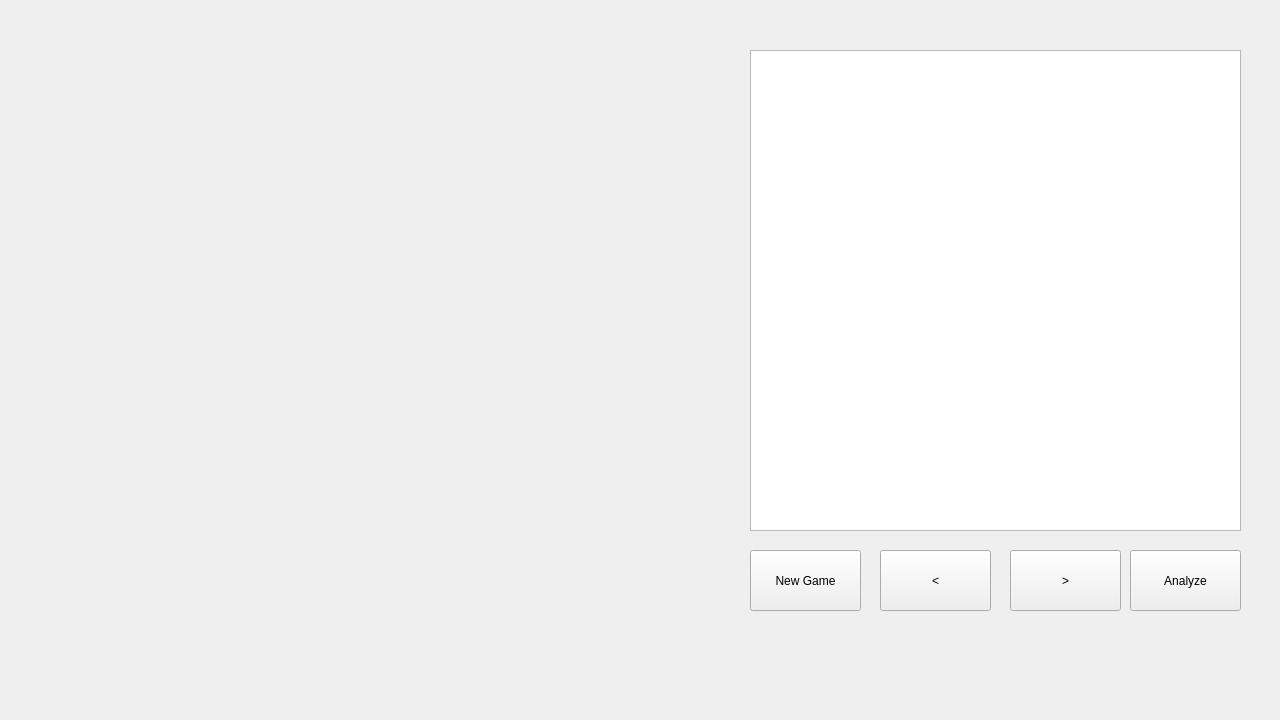
Old version of the form src/resources/ui/GameWindowUi.ui in the repository szymonpoltorak/Chess-Game.
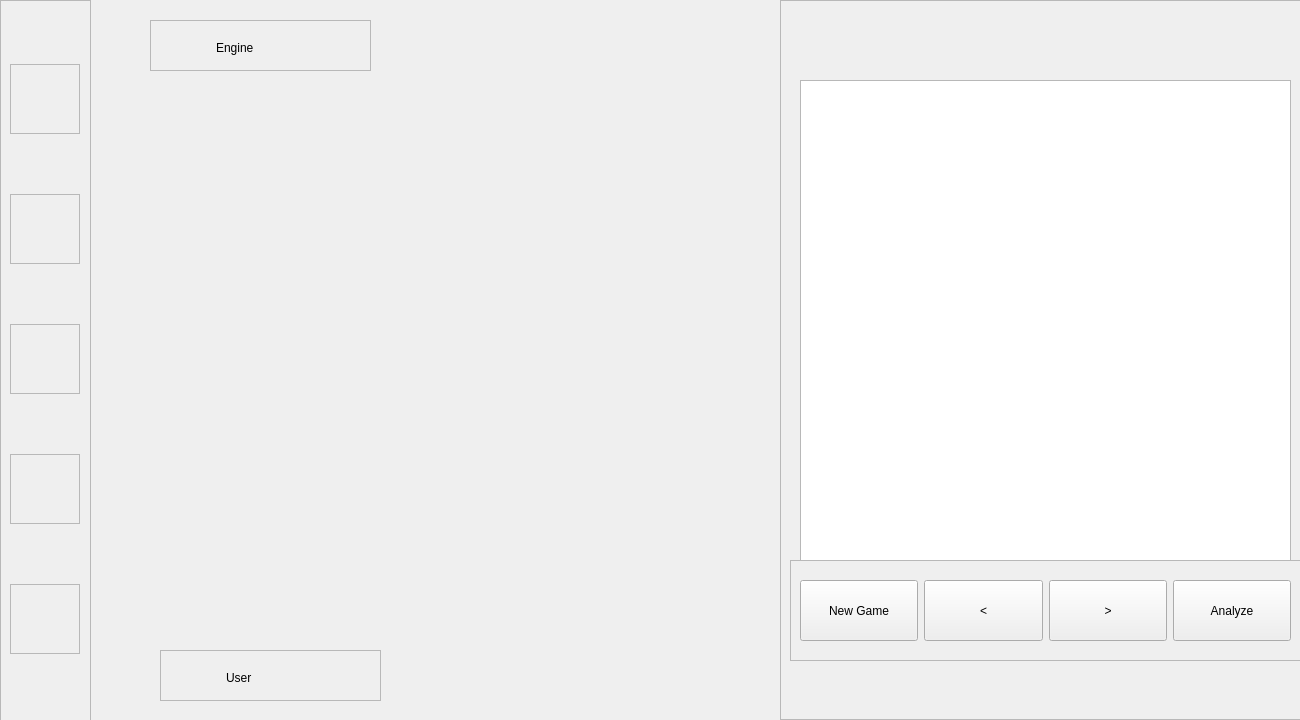
New version of the form. Icons and pictures are not drawn.

Commit message: Basic ui for game scene

The edit to the form file:
```diff
--- a/src/resources/ui/GameWindowUi.ui
+++ b/src/resources/ui/GameWindowUi.ui
@@ -6,7 +6,7 @@
    <rect>
     <x>0</x>
     <y>0</y>
-    <width>1280</width>
+    <width>1300</width>
     <height>720</height>
    </rect>
   </property>
@@ -20,67 +20,439 @@
   <property name="locale">
    <locale language="English" country="UnitedStates"/>
   </property>
-  <widget class="QTableView" name="__pgn_table">
+  <widget class="QFrame" name="__side_bar">
    <property name="geometry">
     <rect>
-     <x>750</x>
-     <y>50</y>
-     <width>491</width>
-     <height>481</height>
+     <x>0</x>
+     <y>0</y>
+     <width>91</width>
+     <height>721</height>
     </rect>
    </property>
-  </widget>
-  <widget class="QPushButton" name="__new_game_button">
-   <property name="geometry">
-    <rect>
-     <x>750</x>
-     <y>550</y>
-     <width>111</width>
-     <height>61</height>
-    </rect>
+   <property name="frameShape">
+    <enum>QFrame::StyledPanel</enum>
    </property>
-   <property name="text">
-    <string>New Game</string>
+   <property name="frameShadow">
+    <enum>QFrame::Raised</enum>
    </property>
+   <layout class="QVBoxLayout" name="vertical_layout">
+    <property name="leftMargin">
+     <number>9</number>
+    </property>
+    <item>
+     <widget class="QFrame" name="__play_frame">
+      <property name="sizePolicy">
+       <sizepolicy hsizetype="Maximum" vsizetype="Maximum">
+        <horstretch>0</horstretch>
+        <verstretch>0</verstretch>
+       </sizepolicy>
+      </property>
+      <property name="minimumSize">
+       <size>
+        <width>70</width>
+        <height>70</height>
+       </size>
+      </property>
+      <property name="maximumSize">
+       <size>
+        <width>70</width>
+        <height>70</height>
+       </size>
+      </property>
+      <property name="frameShape">
+       <enum>QFrame::StyledPanel</enum>
+      </property>
+      <property name="frameShadow">
+       <enum>QFrame::Raised</enum>
+      </property>
+      <layout class="QHBoxLayout" name="horizontalLayout">
+       <item>
+        <widget class="QLabel" name="__play_menu">
+         <property name="maximumSize">
+          <size>
+           <width>60</width>
+           <height>60</height>
+          </size>
+         </property>
+         <property name="text">
+          <string/>
+         </property>
+         <property name="pixmap">
+          <pixmap>../images/play.svg</pixmap>
+         </property>
+         <property name="scaledContents">
+          <bool>true</bool>
+         </property>
+        </widget>
+       </item>
+      </layout>
+     </widget>
+    </item>
+    <item>
+     <widget class="QFrame" name="__analysis_frame">
+      <property name="minimumSize">
+       <size>
+        <width>70</width>
+        <height>70</height>
+       </size>
+      </property>
+      <property name="maximumSize">
+       <size>
+        <width>70</width>
+        <height>70</height>
+       </size>
+      </property>
+      <property name="frameShape">
+       <enum>QFrame::StyledPanel</enum>
+      </property>
+      <property name="frameShadow">
+       <enum>QFrame::Raised</enum>
+      </property>
+      <layout class="QHBoxLayout" name="horizontalLayout_2">
+       <item>
+        <widget class="QLabel" name="__analysis_menu">
+         <property name="maximumSize">
+          <size>
+           <width>60</width>
+           <height>60</height>
+          </size>
+         </property>
+         <property name="text">
+          <string/>
+         </property>
+         <property name="pixmap">
+          <pixmap>../images/analysis.svg</pixmap>
+         </property>
+         <property name="scaledContents">
+          <bool>true</bool>
+         </property>
+        </widget>
+       </item>
+      </layout>
+     </widget>
+    </item>
+    <item>
+     <widget class="QFrame" name="__players_frame">
+      <property name="minimumSize">
+       <size>
+        <width>70</width>
+        <height>70</height>
+       </size>
+      </property>
+      <property name="maximumSize">
+       <size>
+        <width>70</width>
+        <height>70</height>
+       </size>
+      </property>
+      <property name="frameShape">
+       <enum>QFrame::StyledPanel</enum>
+      </property>
+      <property name="frameShadow">
+       <enum>QFrame::Raised</enum>
+      </property>
+      <layout class="QHBoxLayout" name="horizontalLayout_3">
+       <item>
+        <widget class="QLabel" name="__players_menu">
+         <property name="maximumSize">
+          <size>
+           <width>60</width>
+           <height>60</height>
+          </size>
+         </property>
+         <property name="text">
+          <string/>
+         </property>
+         <property name="pixmap">
+          <pixmap>../images/players.svg</pixmap>
+         </property>
+         <property name="scaledContents">
+          <bool>true</bool>
+         </property>
+        </widget>
+       </item>
+      </layout>
+     </widget>
+    </item>
+    <item>
+     <widget class="QFrame" name="__profile_frame">
+      <property name="minimumSize">
+       <size>
+        <width>70</width>
+        <height>70</height>
+       </size>
+      </property>
+      <property name="maximumSize">
+       <size>
+        <width>70</width>
+        <height>70</height>
+       </size>
+      </property>
+      <property name="frameShape">
+       <enum>QFrame::StyledPanel</enum>
+      </property>
+      <property name="frameShadow">
+       <enum>QFrame::Raised</enum>
+      </property>
+      <layout class="QHBoxLayout" name="horizontalLayout_4">
+       <item>
+        <widget class="QLabel" name="__profile_menu">
+         <property name="maximumSize">
+          <size>
+           <width>60</width>
+           <height>60</height>
+          </size>
+         </property>
+         <property name="text">
+          <string/>
+         </property>
+         <property name="pixmap">
+          <pixmap>../images/profile.svg</pixmap>
+         </property>
+         <property name="scaledContents">
+          <bool>true</bool>
+         </property>
+        </widget>
+       </item>
+      </layout>
+     </widget>
+    </item>
+    <item>
+     <widget class="QFrame" name="__settings_frame">
+      <property name="minimumSize">
+       <size>
+        <width>70</width>
+        <height>70</height>
+       </size>
+      </property>
+      <property name="maximumSize">
+       <size>
+        <width>70</width>
+        <height>70</height>
+       </size>
+      </property>
+      <property name="frameShape">
+       <enum>QFrame::StyledPanel</enum>
+      </property>
+      <property name="frameShadow">
+       <enum>QFrame::Raised</enum>
+      </property>
+      <layout class="QHBoxLayout" name="horizontalLayout_5">
+       <item>
+        <widget class="QLabel" name="__settings_menu">
+         <property name="maximumSize">
+          <size>
+           <width>60</width>
+           <height>60</height>
+          </size>
+         </property>
+         <property name="text">
+          <string/>
+         </property>
+         <property name="pixmap">
+          <pixmap>../images/settings.svg</pixmap>
+         </property>
+         <property name="scaledContents">
+          <bool>true</bool>
+         </property>
+        </widget>
+       </item>
+      </layout>
+     </widget>
+    </item>
+   </layout>
   </widget>
-  <widget class="QPushButton" name="__prev_move_button">
+  <widget class="QFrame" name="__right_container">
    <property name="geometry">
     <rect>
-     <x>880</x>
-     <y>550</y>
-     <width>111</width>
-     <height>61</height>
+     <x>780</x>
+     <y>0</y>
+     <width>521</width>
+     <height>720</height>
     </rect>
    </property>
-   <property name="text">
-    <string>&lt;</string>
+   <property name="frameShape">
+    <enum>QFrame::StyledPanel</enum>
    </property>
+   <property name="frameShadow">
+    <enum>QFrame::Raised</enum>
+   </property>
+   <widget class="QTableView" name="__pgn_table">
+    <property name="geometry">
+     <rect>
+      <x>20</x>
+      <y>80</y>
+      <width>491</width>
+      <height>481</height>
+     </rect>
+    </property>
+   </widget>
+   <widget class="QFrame" name="__button_frame">
+    <property name="geometry">
+     <rect>
+      <x>10</x>
+      <y>560</y>
+      <width>511</width>
+      <height>101</height>
+     </rect>
+    </property>
+    <property name="frameShape">
+     <enum>QFrame::StyledPanel</enum>
+    </property>
+    <property name="frameShadow">
+     <enum>QFrame::Raised</enum>
+    </property>
+    <layout class="QHBoxLayout" name="horizontal_layout">
+     <item>
+      <widget class="QPushButton" name="__new_game_button">
+       <property name="minimumSize">
+        <size>
+         <width>111</width>
+         <height>61</height>
+        </size>
+       </property>
+       <property name="text">
+        <string>New Game</string>
+       </property>
+      </widget>
+     </item>
+     <item>
+      <widget class="QPushButton" name="__prev_move_button">
+       <property name="minimumSize">
+        <size>
+         <width>111</width>
+         <height>61</height>
+        </size>
+       </property>
+       <property name="text">
+        <string>&lt;</string>
+       </property>
+      </widget>
+     </item>
+     <item>
+      <widget class="QPushButton" name="__next_move_button">
+       <property name="minimumSize">
+        <size>
+         <width>111</width>
+         <height>61</height>
+        </size>
+       </property>
+       <property name="text">
+        <string>&gt;</string>
+       </property>
+      </widget>
+     </item>
+     <item>
+      <widget class="QPushButton" name="__analyze_button">
+       <property name="minimumSize">
+        <size>
+         <width>111</width>
+         <height>61</height>
+        </size>
+       </property>
+       <property name="text">
+        <string>Analyze</string>
+       </property>
+      </widget>
+     </item>
+    </layout>
+   </widget>
   </widget>
-  <widget class="QPushButton" name="__next_move_button">
+  <widget class="QFrame" name="__user_frame">
    <property name="geometry">
     <rect>
-     <x>1010</x>
-     <y>550</y>
-     <width>111</width>
-     <height>61</height>
+     <x>160</x>
+     <y>650</y>
+     <width>221</width>
+     <height>51</height>
     </rect>
    </property>
-   <property name="text">
-    <string>&gt;</string>
+   <property name="frameShape">
+    <enum>QFrame::StyledPanel</enum>
    </property>
+   <property name="frameShadow">
+    <enum>QFrame::Raised</enum>
+   </property>
+   <widget class="QLabel" name="__user_icon">
+    <property name="geometry">
+     <rect>
+      <x>0</x>
+      <y>0</y>
+      <width>61</width>
+      <height>51</height>
+     </rect>
+    </property>
+    <property name="text">
+     <string/>
+    </property>
+    <property name="pixmap">
+     <pixmap>../images/user.png</pixmap>
+    </property>
+    <property name="scaledContents">
+     <bool>true</bool>
+    </property>
+   </widget>
+   <widget class="QLabel" name="__user_name">
+    <property name="geometry">
+     <rect>
+      <x>66</x>
+      <y>12</y>
+      <width>151</width>
+      <height>31</height>
+     </rect>
+    </property>
+    <property name="text">
+     <string>User</string>
+    </property>
+   </widget>
   </widget>
-  <widget class="QPushButton" name="__analyze_button">
+  <widget class="QFrame" name="__engine_frame">
    <property name="geometry">
     <rect>
-     <x>1130</x>
-     <y>550</y>
-     <width>111</width>
-     <height>61</height>
+     <x>150</x>
+     <y>20</y>
+     <width>221</width>
+     <height>51</height>
     </rect>
    </property>
-   <property name="text">
-    <string>Analyze</string>
+   <property name="frameShape">
+    <enum>QFrame::StyledPanel</enum>
    </property>
+   <property name="frameShadow">
+    <enum>QFrame::Raised</enum>
+   </property>
+   <widget class="QLabel" name="__engine_icon">
+    <property name="geometry">
+     <rect>
+      <x>0</x>
+      <y>0</y>
+      <width>61</width>
+      <height>51</height>
+     </rect>
+    </property>
+    <property name="text">
+     <string/>
+    </property>
+    <property name="pixmap">
+     <pixmap>../images/engine.svg</pixmap>
+    </property>
+    <property name="scaledContents">
+     <bool>true</bool>
+    </property>
+   </widget>
+   <widget class="QLabel" name="__engine_name">
+    <property name="geometry">
+     <rect>
+      <x>66</x>
+      <y>12</y>
+      <width>151</width>
+      <height>31</height>
+     </rect>
+    </property>
+    <property name="text">
+     <string>Engine</string>
+    </property>
+   </widget>
   </widget>
  </widget>
  <resources/>
```
The commit also changes 14 other files.
